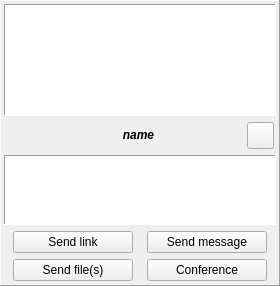
Above: Homer/forms/Widgets/MessageWidget.ui from Homer-Conferencing/Homer-Conferencing before the change. Below: the same form after it.
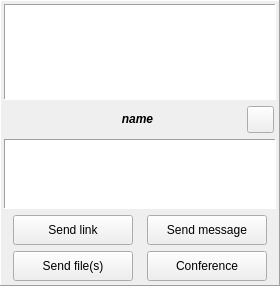
That is the form after the change. Icons and pictures are not drawn. Custom widgets are drawn as their Qt base class.

```diff
--- a/Homer/forms/Widgets/MessageWidget.ui
+++ b/Homer/forms/Widgets/MessageWidget.ui
@@ -22,6 +22,11 @@
     <height>0</height>
    </size>
   </property>
+  <property name="font">
+   <font>
+    <family>Arial</family>
+   </font>
+  </property>
   <property name="acceptDrops">
    <bool>true</bool>
   </property>
@@ -143,14 +148,14 @@
          <widget class="QLabel" name="mLbPartitipantState">
           <property name="minimumSize">
            <size>
-            <width>24</width>
-            <height>24</height>
+            <width>22</width>
+            <height>22</height>
            </size>
           </property>
           <property name="maximumSize">
            <size>
-            <width>24</width>
-            <height>24</height>
+            <width>22</width>
+            <height>22</height>
            </size>
           </property>
           <property name="text">
@@ -335,13 +340,13 @@
           <property name="minimumSize">
            <size>
             <width>120</width>
-            <height>22</height>
+            <height>30</height>
            </size>
           </property>
           <property name="maximumSize">
            <size>
             <width>120</width>
-            <height>22</height>
+            <height>30</height>
            </size>
           </property>
           <property name="toolTip">
@@ -356,8 +361,8 @@
           </property>
           <property name="iconSize">
            <size>
-            <width>14</width>
-            <height>14</height>
+            <width>22</width>
+            <height>22</height>
            </size>
           </property>
          </widget>
@@ -386,13 +391,13 @@
           <property name="minimumSize">
            <size>
             <width>120</width>
-            <height>22</height>
+            <height>30</height>
            </size>
           </property>
           <property name="maximumSize">
            <size>
             <width>120</width>
-            <height>22</height>
+            <height>30</height>
            </size>
           </property>
           <property name="toolTip">
@@ -407,8 +412,8 @@
           </property>
           <property name="iconSize">
            <size>
-            <width>14</width>
-            <height>14</height>
+            <width>22</width>
+            <height>22</height>
            </size>
           </property>
          </widget>
@@ -451,13 +456,13 @@
           <property name="minimumSize">
            <size>
             <width>120</width>
-            <height>22</height>
+            <height>30</height>
            </size>
           </property>
           <property name="maximumSize">
            <size>
             <width>120</width>
-            <height>22</height>
+            <height>30</height>
            </size>
           </property>
           <property name="toolTip">
@@ -472,8 +477,8 @@
           </property>
           <property name="iconSize">
            <size>
-            <width>14</width>
-            <height>14</height>
+            <width>22</width>
+            <height>22</height>
            </size>
           </property>
          </widget>
@@ -502,13 +507,13 @@
           <property name="minimumSize">
            <size>
             <width>120</width>
-            <height>22</height>
+            <height>30</height>
            </size>
           </property>
           <property name="maximumSize">
            <size>
             <width>120</width>
-            <height>22</height>
+            <height>30</height>
            </size>
           </property>
           <property name="toolTip">
@@ -523,8 +528,8 @@
           </property>
           <property name="iconSize">
            <size>
-            <width>14</width>
-            <height>14</height>
+            <width>22</width>
+            <height>22</height>
            </size>
           </property>
          </widget>
```
Left out of the diff: 10 changed lines with no effect on the pictures.
